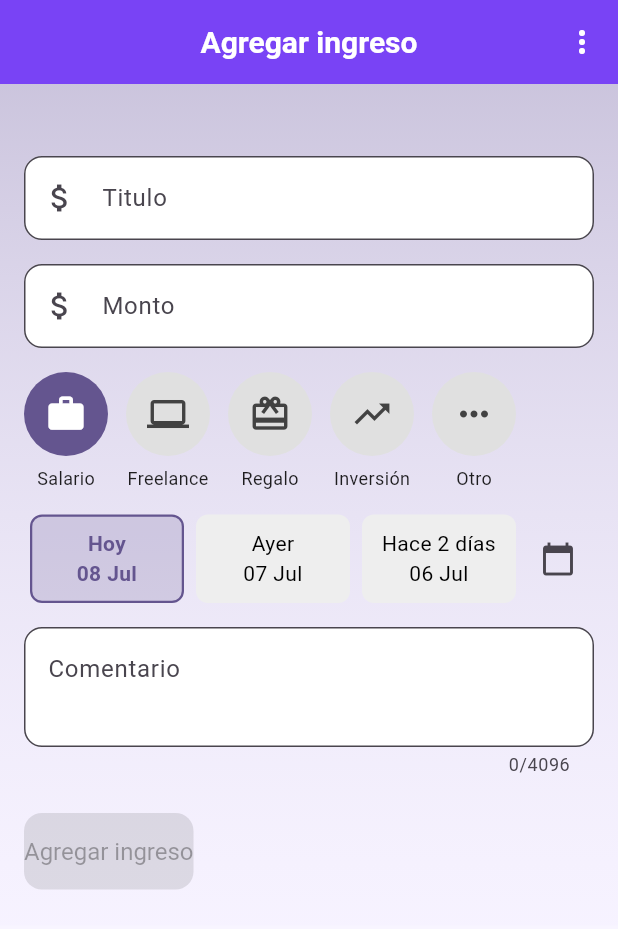
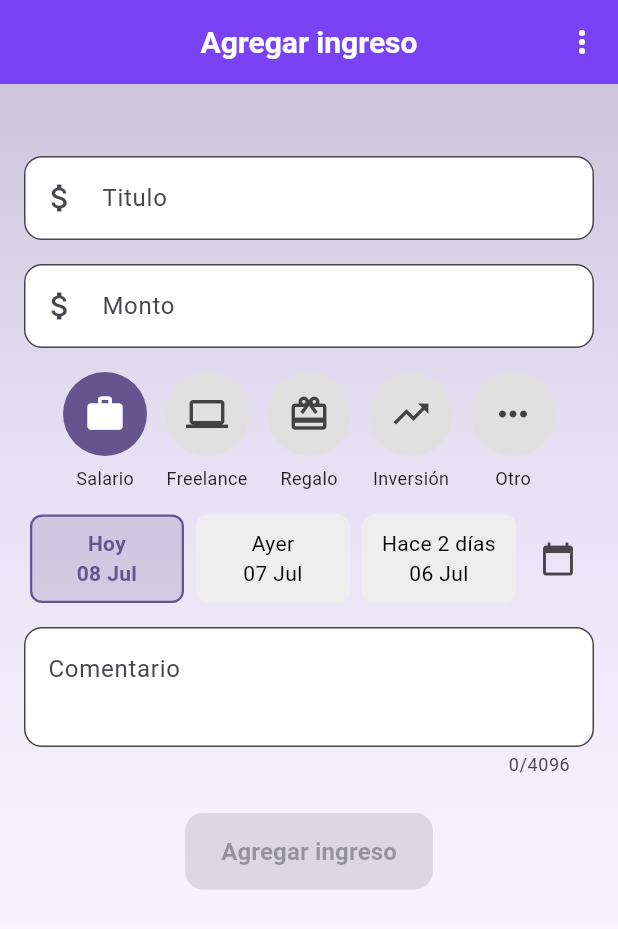
Before and after one commit to alejogrande/presupuestos, a Flutter app: the AddEntryPage screen opened by its route, on a phone screen of 412 x 824 dp. Shown: the top 929 px of the screen. Run offline on Flutter 3.47's test engine with Material 3 defaults, Android fonts, the light colour scheme and no system bars; our stand-ins replace cloud_firestore, dartz, equatable, firebase_auth, firebase_core, fl_chart and 4 more; accounts and stored records are empty.

Commit message:
edit button

```diff
--- a/lib/ui/pages/dashboard/add_entry/add_entry_page.dart
+++ b/lib/ui/pages/dashboard/add_entry/add_entry_page.dart
@@ -51,7 +51,7 @@ class AddEntryPage extends StatelessWidget {
           child: BlocBuilder<AddEntryBloc, AddEntryState>(
             builder: (context, state) {
               return Column(
-                crossAxisAlignment: CrossAxisAlignment.start,
+                crossAxisAlignment: CrossAxisAlignment.center,
                 children: [
                   const SizedBox(height: 24),
                   TitleInput(title: state.title),
--- a/lib/ui/pages/dashboard/add_entry/widgets/submit_button.dart
+++ b/lib/ui/pages/dashboard/add_entry/widgets/submit_button.dart
@@ -16,20 +16,21 @@ class SubmitButton extends StatelessWidget {
 
   @override
   Widget build(BuildContext context) {
+    final theme = Theme.of(context);
+
     return ElevatedButton(
       onPressed: enabled && !isSubmitting ? onPressed : null,
       style: ElevatedButton.styleFrom(
-        padding: const EdgeInsets.symmetric(vertical: 16),
-        textStyle: const TextStyle(fontSize: 16),
         shape: RoundedRectangleBorder(borderRadius: BorderRadius.circular(12)),
       ),
       child: isSubmitting
-          ? const SizedBox(
-              height: 20,
-              width: 20,
-              child: CircularProgressIndicator(strokeWidth: 2),
+          ? CircularProgressIndicator(
+              color: theme.colorScheme.onPrimary, // Asegúrate de pasar el theme
             )
-          : Text(label),
+          : Text(
+              label,
+              style: const TextStyle(fontSize: 16, fontWeight: FontWeight.bold),
+            ),
     );
   }
 }
```
Also changed, not shown: 1 other file.
